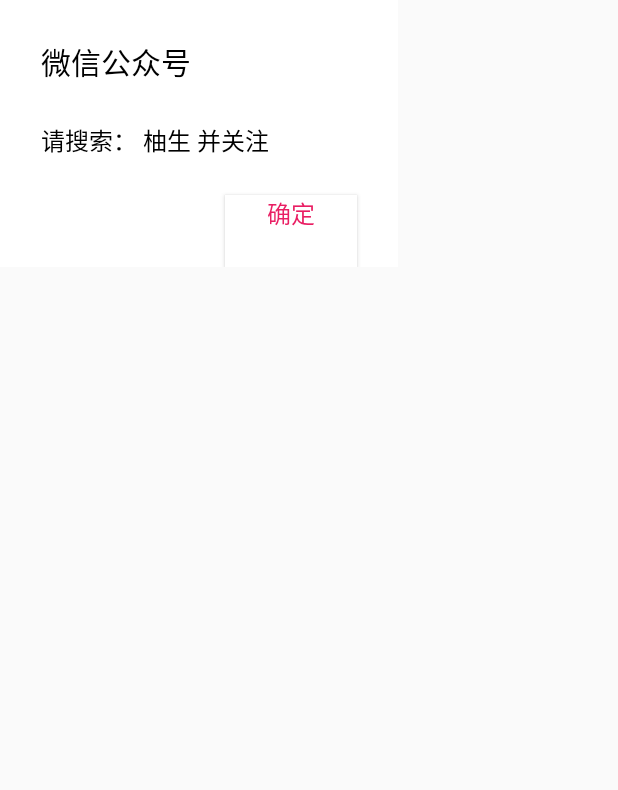
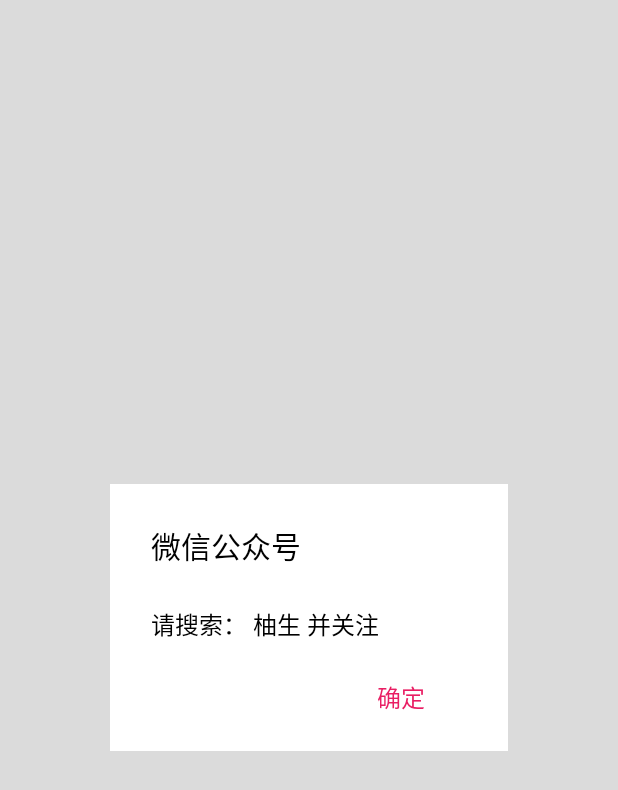
Before and after one commit to Easoncheng0405/YouSheng, an Android app: the layout layout_popup_window_wechat.xml on its own in the app's theme, with its tools: preview values and no code run, on a phone screen of 412 x 824 dp. Shown: the top 790 px of the screen. Run offline under Robolectric (Android 15) with nearby library versions, the phone set to English and light mode, and no system bars.

Commit message:
complete the WeChat PopupWindow

```diff
--- a/app/src/main/res/layout/layout_popup_window_wechat.xml
+++ b/app/src/main/res/layout/layout_popup_window_wechat.xml
@@ -1,7 +1,13 @@
 <?xml version="1.0" encoding="utf-8"?>
 <RelativeLayout xmlns:android="http://schemas.android.com/apk/res/android"
+    android:layout_width="match_parent"
+    android:layout_height="match_parent"
+    android:background="#20000000">
+
+    <RelativeLayout
         android:layout_width="265dp"
         android:layout_height="178dp"
+        android:layout_centerInParent="true"
         android:background="@color/white">
 
         <TextView
@@ -33,9 +39,11 @@
             android:layout_alignParentEnd="true"
             android:layout_alignParentBottom="true"
             android:layout_marginEnd="27dp"
-        android:background="@color/white"
+            android:background="@null"
             android:paddingBottom="23dp"
             android:text="@string/make_sure"
             android:textColor="@color/text_color_red_theme"
             android:textSize="16sp" />
     </RelativeLayout>
+
+</RelativeLayout>
```
Also changed, not shown: app/src/main/java/com/yousheng/yousheng/activity/TestActivity.java (+7 -1 lines), app/src/main/java/com/yousheng/yousheng/view/WeChatPopUpWindow.java (+19 -0 lines). Lines whose indentation alone changed are shown as unchanged.
